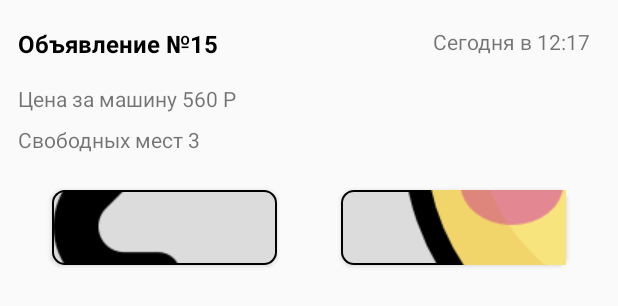
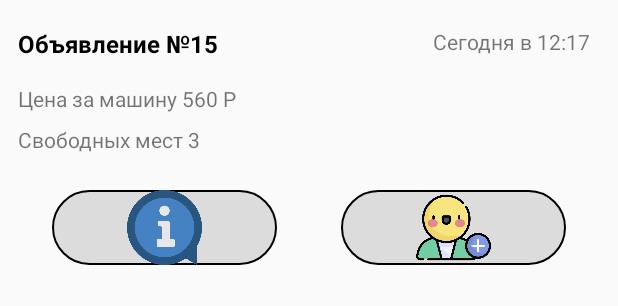
Before and after one commit to vk-education/BLDJ, an Android app: the layout ads_view_holder.xml on its own in the app's theme, with its tools: preview values and no code run, on a phone screen of 412 x 824 dp. Shown: the top 306 px of the screen. Run offline under Robolectric (Android 15) with nearby library versions, the phone set to English and light mode, and no system bars.

Commit message:
ads viewholder added

```diff
--- a/app/src/main/res/drawable/button_corners.xml
+++ b/app/src/main/res/drawable/button_corners.xml
@@ -1,7 +1,7 @@
 <?xml version="1.0" encoding="utf-8"?>
 <shape xmlns:android="http://schemas.android.com/apk/res/android"
         android:shape="rectangle">
-    <corners android:radius="8dp" />
+    <corners android:radius="100dp" />
     <solid android:color="#DCDCDC" />
     <stroke
             android:color="@color/black"
--- a/app/src/main/res/layout/ads_view_holder.xml
+++ b/app/src/main/res/layout/ads_view_holder.xml
@@ -53,13 +53,14 @@
             android:text="Сегодня в 12:17" />
 
 
-    <Button
+    <ImageButton
             android:layout_marginTop="24dp"
             android:id="@+id/ad_info_btn"
             android:layout_height="50dp"
             android:layout_width="150dp"
             android:layout_marginBottom="5dp"
-            android:drawableLeft="@drawable/home"
+            android:src="@drawable/info"
+            android:scaleType="fitCenter"
             app:layout_constraintStart_toStartOf="parent"
             android:layout_marginEnd="8dp"
             android:background="@drawable/button_corners"
@@ -67,12 +68,14 @@
             app:layout_constraintEnd_toStartOf="@id/ad_betraveler_btn"
             app:layout_constraintBottom_toBottomOf="parent" />
 
-    <Button
+    <ImageButton
             android:layout_marginTop="24dp"
             android:id="@+id/ad_betraveler_btn"
             android:layout_height="50dp"
             android:layout_width="150dp"
             android:layout_marginBottom="5dp"
+            android:src="@drawable/add_user"
+            android:scaleType="fitCenter"
             android:background="@drawable/button_corners"
             android:drawableLeft="@drawable/add_user"
             app:layout_constraintTop_toBottomOf="@id/ad_place"
--- a/app/src/main/res/layout/login_layout.xml
+++ b/app/src/main/res/layout/login_layout.xml
@@ -21,7 +21,7 @@
             app:layout_constraintBottom_toTopOf="@id/go_bttn"
             app:layout_constraintEnd_toEndOf="parent"
             app:layout_constraintStart_toStartOf="parent"
-            android:hint="Введите почту от HSE"
+            android:hint="@string/hse"
             android:maxLines="1"
             android:drawableStart="@drawable/mail"
             app:layout_constraintDimensionRatio="1:1"
@@ -30,8 +30,8 @@
 
     <Button
             android:id="@+id/go_bttn"
-            style="@style/Widget.MaterialComponents.Button.OutlinedButton"
-            android:text="Далее"
+            android:text="           Далее           "
+            android:padding="10dp"
             android:textSize="24sp"
             android:layout_marginBottom="100dp"
             android:layout_height="wrap_content"
--- a/app/src/main/res/values/strings.xml
+++ b/app/src/main/res/values/strings.xml
@@ -2,4 +2,5 @@
     <string name="app_name">BLDJ</string>
     <!-- TODO: Remove or change this placeholder text -->
     <string name="hello_blank_fragment">Hello blank fragment</string>
+    <string name="hse">Введите почту от HSE</string>
 </resources>
```
Also changed, not shown: app/src/main/res/drawable/add_user.png (deleted), app/src/main/res/drawable/add_user.webp (added), app/src/main/res/drawable/home.png (deleted), app/src/main/res/drawable/home.webp (added), app/src/main/res/drawable/info.png (deleted), app/src/main/res/drawable/info.webp (added), app/src/main/res/drawable/logo.png (deleted), app/src/main/res/drawable/logo.webp (added), app/src/main/res/drawable/loupe.png (deleted), app/src/main/res/drawable/loupe.webp (added), app/src/main/res/drawable/mail.png (deleted), app/src/main/res/drawable/mail.webp (added), app/src/main/res/drawable/plus.png (deleted), app/src/main/res/drawable/plus.webp (added), 2 more files.
